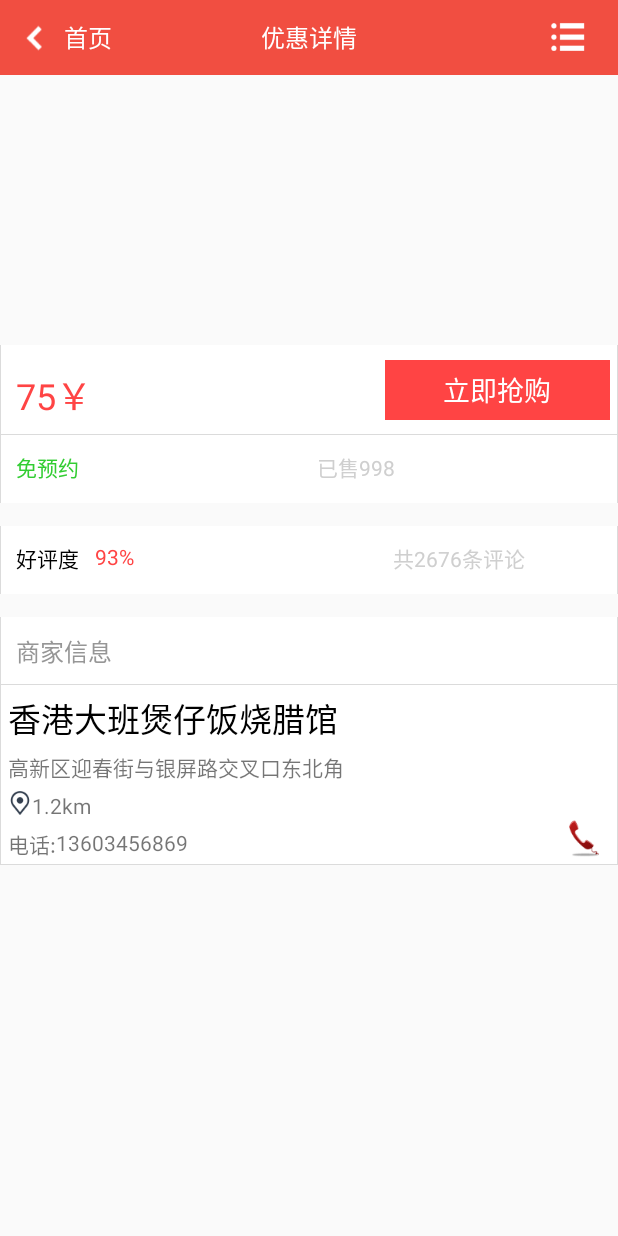
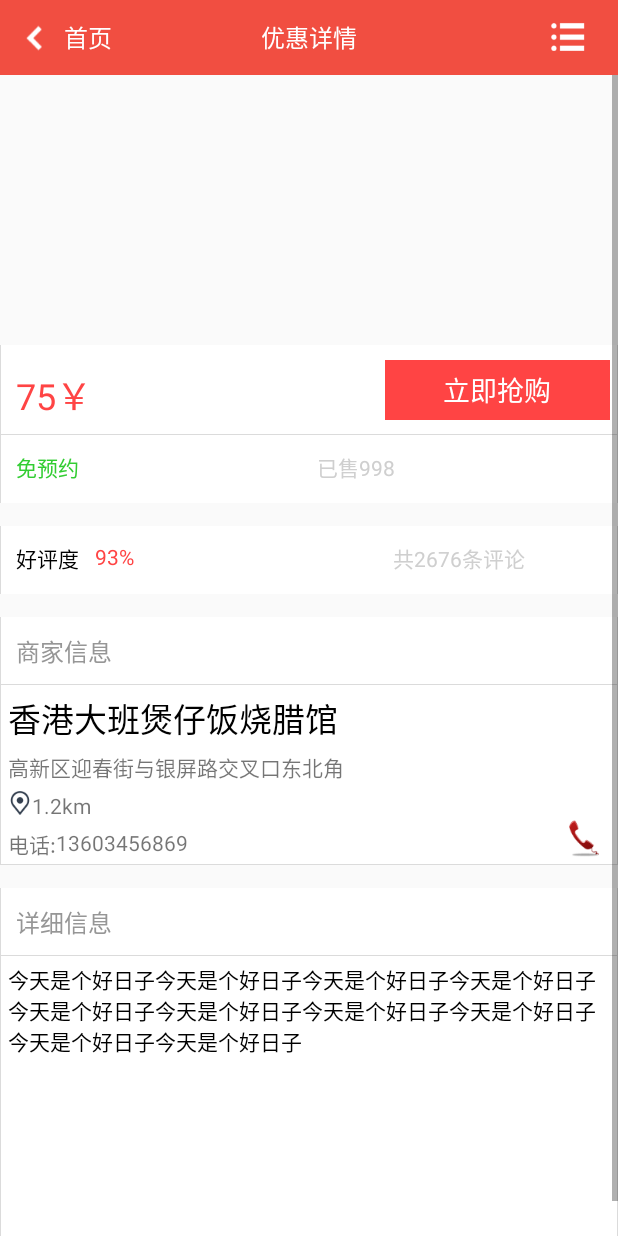
Before and after one commit to smallow/Smallow_news1.0, an Android app: the ContentDetailAty screen opened directly, with no data from a screen before it, on a phone screen of 412 x 824 dp. Run offline under Robolectric (Android 15) with nearby library versions, the light colour scheme and no system bars.

Commit message:
2015-05-27 17:15 修改

```diff
--- a/smallow_community/src/main/java/com/smallow/community/ContentDetailAty.java
+++ b/smallow_community/src/main/java/com/smallow/community/ContentDetailAty.java
@@ -4,15 +4,52 @@ import android.app.Activity;
 import android.content.Intent;
 import android.os.Bundle;
 import android.view.Window;
+import android.widget.ImageView;
+import android.widget.ScrollView;
 import android.widget.TextView;
+
+import com.alibaba.fastjson.JSON;
+import com.alibaba.fastjson.JSONObject;
+import com.handmark.pulltorefresh.library.PullToRefreshBase;
+import com.handmark.pulltorefresh.library.PullToRefreshScrollView;
+import com.smallow.common.network.NetSpirit;
+import com.smallow.common.network.RequestReceiver;
+import com.smallow.community.api.Api;
+import com.smallow.community.interfac.CommonTitleBarOnClickLinstener;
+import com.smallow.community.ui.CommonTitleBar;
+import com.smallow.community.ui.SubMenuWindow;
+
+import org.w3c.dom.Text;
+
+import java.util.ArrayList;
+import java.util.List;
 
 /**
  * Created by smallow on 2015/5/25.
  */
 public class ContentDetailAty extends Activity {
     private Integer contentId;
+    private List<SubMenuWindow.SubMenu> subMenuData = new ArrayList<SubMenuWindow.SubMenu>();
 
-    private TextView textView;
+    PullToRefreshScrollView mPullRefreshScrollView;
+    ScrollView mScrollView;
+
+
+    /** 标志位，标志已经初始化完成 */
+    private boolean isPrepared;
+    /** 是否已被加载过一次，第二次就不再去请求数据了 */
+    private boolean mHasLoadedOnce;
+    private static final int req_type_refersh = 0;
+
+
+    private TextView price;
+    private TextView merchant_name;
+    private TextView merchant_address;
+    private TextView merchant_mobilephone;
+    private ImageView call_merchant;
+
+
+
     @Override
     protected void onCreate(Bundle savedInstanceState) {
         super.onCreate(savedInstanceState);
@@ -21,8 +58,111 @@ public class ContentDetailAty extends Activity {
         Intent intent=getIntent();
         if(intent!=null){
               contentId=intent.getIntExtra("contentId",0);
+        }
+        initCommonTitleBar();
+        initPullToRefreshScrollView();
+        initUI();
+        lazyLoad();
+    }
+
+
+
+
+    private void initCommonTitleBar() {
+        initSubMenuData();
+        final CommonTitleBar titleBar= (CommonTitleBar) findViewById(R.id.content_detail_titlebar);
+        titleBar.setOnCommonTitleBarOnClickListener(new CommonTitleBarOnClickLinstener() {
+            @Override
+            public void leftOnclick() {
+                startActivity(new Intent(ContentDetailAty.this,MainActivity.class));
+            }
+
+            @Override
+            public void rightOnclick() {
+                SubMenuWindow subMenuWindow=new SubMenuWindow(ContentDetailAty.this);
+                subMenuWindow.setMenuItem(subMenuData);
+                subMenuWindow.showBelowAndRight(titleBar);
+            }
+        });
+    }
+
+    private void initPullToRefreshScrollView() {
+        mPullRefreshScrollView= (PullToRefreshScrollView) findViewById(R.id.content_detail_ptr);
+        mPullRefreshScrollView.setOnRefreshListener(new PullToRefreshBase.OnRefreshListener2<ScrollView>() {
+            @Override
+            public void onPullDownToRefresh(PullToRefreshBase<ScrollView> refreshView) {
+
+            }
+
+            @Override
+            public void onPullUpToRefresh(PullToRefreshBase<ScrollView> refreshView) {
+
+            }
+        });
+
+        mScrollView = mPullRefreshScrollView.getRefreshableView();
+
+    }
+
+
+    private void initUI(){
+        price= (TextView) findViewById(R.id.price);
+        merchant_name=(TextView)findViewById(R.id.merchant_name);
+        merchant_address=(TextView)findViewById(R.id.merchant_address);
+        merchant_mobilephone= (TextView) findViewById(R.id.merchant_mobilephone);
+        call_merchant= (ImageView) findViewById(R.id.call_merchant);
+        isPrepared = true;
+
+    }
+    private void lazyLoad() {
+        if (!isPrepared  || mHasLoadedOnce) {
+            return;
+        }
+        NetSpirit.getInstance().httpGet(Api.conParam+Api.getContentById+"?contentId="+contentId, req_type_refersh,requestReceiver);
+        mHasLoadedOnce = true;
+    }
+
+
+
+
+
+
+
+
+    private RequestReceiver requestReceiver=new RequestReceiver() {
+        @Override
+        public void onResult(int resultCode, int reqId, Object tag, String resp) {
+            if(resp!=null && !"".equals(resp)){
+                JSONObject object= JSON.parseObject(resp);
+                String _price=String.valueOf(object.getBigDecimal("concessionalPrice"));
+                price.setText(_price);
+                merchant_name.setText(object.getJSONObject("merchant").getString("name"));
+                merchant_address.setText(object.getString("address"));
+                merchant_mobilephone.setText(object.getString("mobilephone")==null?object.getString("telphone"):object.getString("mobilephone"));
+            }
+        }
+
+        @Override
+        public void onRequestCanceled(int reqId, Object tag) {
 
         }
+    };
 
+    class ContentDetailSubMenuData implements SubMenuWindow.SubMenu{
+        private String name;
+
+        public ContentDetailSubMenuData(String name){
+            this.name=name;
+        }
+
+        @Override
+        public String getName() {
+            return name;
+        }
+    }
+    private void initSubMenuData() {
+        subMenuData.add(new ContentDetailSubMenuData("分享到朋友圈"));
+        subMenuData.add(new ContentDetailSubMenuData("分享给微信朋友"));
+        subMenuData.add(new ContentDetailSubMenuData("分享到微博"));
     }
 }
--- a/smallow_community/src/main/java/com/smallow/community/api/Api.java
+++ b/smallow_community/src/main/java/com/smallow/community/api/Api.java
@@ -13,4 +13,7 @@ public class Api {
     public static final String getTop10MerchantContent="mobile/getMerchantContent.do";
     public static final int getTop10MerchantContentRid=1;
 
+    public static final String getContentById="mobile/getContentById.do";
+    public static final int getContentByIdRid=2;
+
 }
--- /dev/null
+++ b/smallow_community/src/main/java/com/smallow/community/common/BaseActivity.java
@@ -0,0 +1,19 @@
+package com.smallow.community.common;
+
+import android.app.Activity;
+import android.os.Bundle;
+
+
+/**
+ * Created by smallow on 2015/5/27.
+ */
+public abstract class BaseActivity extends Activity {
+
+    @Override
+    protected void onCreate(Bundle savedInstanceState) {
+        super.onCreate(savedInstanceState);
+    }
+
+
+
+}
--- a/smallow_community/src/main/res/layout/aty_content_detail.xml
+++ b/smallow_community/src/main/res/layout/aty_content_detail.xml
@@ -6,7 +6,7 @@
     android:orientation="vertical">
 
     <com.smallow.community.ui.CommonTitleBar
-        android:id="@+id/titleBar1"
+        android:id="@+id/content_detail_titlebar"
         android:layout_width="match_parent"
         android:layout_height="50dp"
         android:background="#F14E41"
@@ -19,7 +19,7 @@
 
 
     <com.handmark.pulltorefresh.library.PullToRefreshScrollView xmlns:ptr="http://schemas.android.com/apk/res-auto"
-        android:id="@+id/pull_refresh_scrollview"
+        android:id="@+id/content_detail_ptr"
         android:layout_width="fill_parent"
         android:layout_height="fill_parent"
         ptr:ptrAnimationStyle="flip">
@@ -41,11 +41,12 @@
                 android:background="@drawable/shape_layoutline_color">
 
                 <TextView
+                    android:id="@+id/price"
                     android:layout_width="150dp"
                     android:layout_height="40dp"
                     android:text="75￥"
                     android:textColor="@android:color/holo_red_light"
-                    android:layout_alignParentLeft="true"
+                    android:layout_alignParentStart="true"
                     android:layout_centerVertical="true"
                     android:textSize="24sp"
                     android:padding="5dp" />
@@ -56,7 +57,7 @@
                     android:text="立即抢购"
                     android:textSize="18sp"
                     android:textColor="@android:color/white"
-                    android:layout_alignParentRight="true"
+                    android:layout_alignParentEnd="true"
                     android:background="@android:color/holo_red_light"
                     android:padding="5dp"
                     android:gravity="center"
@@ -75,7 +76,7 @@
                     android:layout_height="40dp"
                     android:text="免预约"
                     android:textColor="#32CD32"
-                    android:layout_alignParentLeft="true"
+                    android:layout_alignParentStart="true"
                     android:layout_centerVertical="true"
                     android:padding="5dp"
                     android:layout_weight="1" />
@@ -85,7 +86,7 @@
                     android:layout_height="40dp"
                     android:text="已售998"
                     android:textColor="#CFCFCF"
-                    android:layout_alignParentLeft="true"
+                    android:layout_alignParentStart="true"
                     android:layout_centerVertical="true"
                     android:padding="5dp"
                     android:layout_weight="1" />
@@ -108,7 +109,7 @@
                     android:text="好评度"
                     android:textColor="#000000"
                     android:padding="5dp"
-                    android:layout_alignParentLeft="true"
+                    android:layout_alignParentStart="true"
                     android:layout_centerVertical="true" />
 
                 <TextView
@@ -125,7 +126,7 @@
                     android:layout_height="40dp"
                     android:text="共2676条评论"
                     android:textColor="#CFCFCF"
-                    android:layout_alignParentRight="true"
+                    android:layout_alignParentEnd="true"
                     android:padding="5dp"
                     android:layout_centerVertical="true" />
             </RelativeLayout>
@@ -153,32 +154,31 @@
                 android:layout_height="120dp"
                 android:padding="5dp"
                 android:background="@drawable/shape_layoutline_color" >
-
                 <TextView
                     android:layout_width="wrap_content"
                     android:layout_height="wrap_content"
                     android:textAppearance="?android:attr/textAppearanceLarge"
                     android:text="香港大班煲仔饭烧腊馆"
-                    android:id="@+id/textView"
+                    android:id="@+id/merchant_name"
                     android:textColor="#000000"
-                    android:layout_alignParentLeft="true"
+                    android:layout_alignParentStart="true"
                     />
 
                 <TextView
                     android:layout_width="wrap_content"
                     android:layout_height="wrap_content"
                     android:text="高新区迎春街与银屏路交叉口东北角"
-                    android:id="@+id/textView2"
+                    android:id="@+id/merchant_address"
                     android:layout_marginTop="5dp"
-                    android:layout_below="@+id/textView"
+                    android:layout_below="@+id/merchant_name"
                     android:layout_alignParentLeft="true"
                     />
                 <ImageView
                     android:layout_width="wrap_content"
                     android:layout_height="wrap_content"
                     android:src="@drawable/gps_1"
-                    android:layout_alignParentLeft="true"
-                    android:layout_below="@+id/textView2"
+                    android:layout_alignParentStart="true"
+                    android:layout_below="@+id/merchant_address"
                     android:layout_marginTop="5dp"
                     android:id="@+id/gps"
                     />
@@ -189,7 +189,7 @@
                     android:id="@+id/textView3"
                     android:layout_marginTop="5dp"
                     android:layout_toEndOf="@+id/gps"
-                    android:layout_below="@+id/textView2"
+                    android:layout_below="@+id/merchant_address"
                     />
                 <TextView
                     android:layout_width="wrap_content"
@@ -206,20 +206,50 @@
                     android:layout_marginTop="5dp"
                     android:layout_toEndOf="@+id/dh"
                     android:layout_below="@+id/textView3"
-                    android:id="@+id/phone"
+                    android:id="@+id/merchant_mobilephone"
                     />
                 <ImageView
+                    android:id="@+id/call_merchant"
                     android:layout_width="wrap_content"
                     android:layout_height="wrap_content"
                     android:src="@drawable/phone_64_64"
                     android:layout_below="@+id/textView3"
-                    android:layout_alignParentRight="true"
-
+                    android:layout_alignParentEnd="true"
 
                     />
             </RelativeLayout>
 
-
+            <LinearLayout
+                android:layout_width="match_parent"
+                android:layout_height="15dp" />
+            <LinearLayout
+                android:layout_width="match_parent"
+                android:layout_height="45dp"
+                android:padding="5dp"
+                android:background="@drawable/shape_layoutline_color">
+                <TextView
+                    android:layout_width="150dp"
+                    android:layout_height="40dp"
+                    android:text="详细信息"
+                    android:textColor="#969696"
+                    android:textSize="16sp"
+                    android:padding="5dp" />
+            </LinearLayout>
+            <RelativeLayout
+                android:layout_width="match_parent"
+                android:layout_height="wrap_content"
+                android:padding="5dp"
+                android:background="@drawable/shape_layoutline_color"
+                >
+            <TextView
+                android:layout_width="match_parent"
+                android:layout_height="200dip"
+                android:gravity="top"
+                android:text="今天是个好日子今天是个好日子今天是个好日子今天是个好日子今天是个好日子今天是个好日子今天是个好日子今天是个好日子今天是个好日子今天是个好日子"
+                android:inputType="textMultiLine"
+                android:textColor="#000000"
+                />
+           </RelativeLayout>
         </LinearLayout>
 
     </com.handmark.pulltorefresh.library.PullToRefreshScrollView>
```
